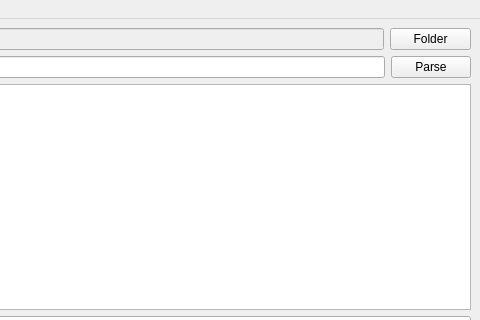
This is helpmedownload/untitled_main.ui in ChrisYangTW/HelpMeDownload as Qt 5 draws it before an edit; both pictures show x 320 to 800 and y 0 to 320 of the 800 by 600 pixel window. The edited form follows.
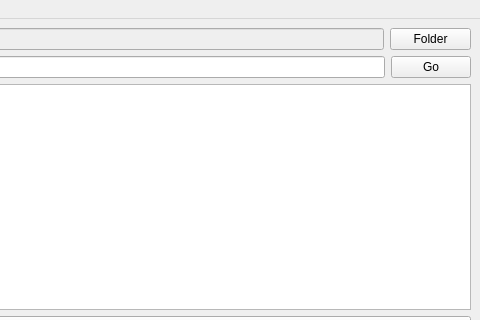
This is the edited form.

The edit to the form file:
```diff
--- a/helpmedownload/untitled_main.ui
+++ b/helpmedownload/untitled_main.ui
@@ -68,7 +68,7 @@
       <item>
        <widget class="QPushButton" name="parse_push_button">
         <property name="text">
-         <string>Parse</string>
+         <string>Go</string>
         </property>
        </widget>
       </item>
```
Left out of the diff: 2 changed lines with no effect on the pictures.
